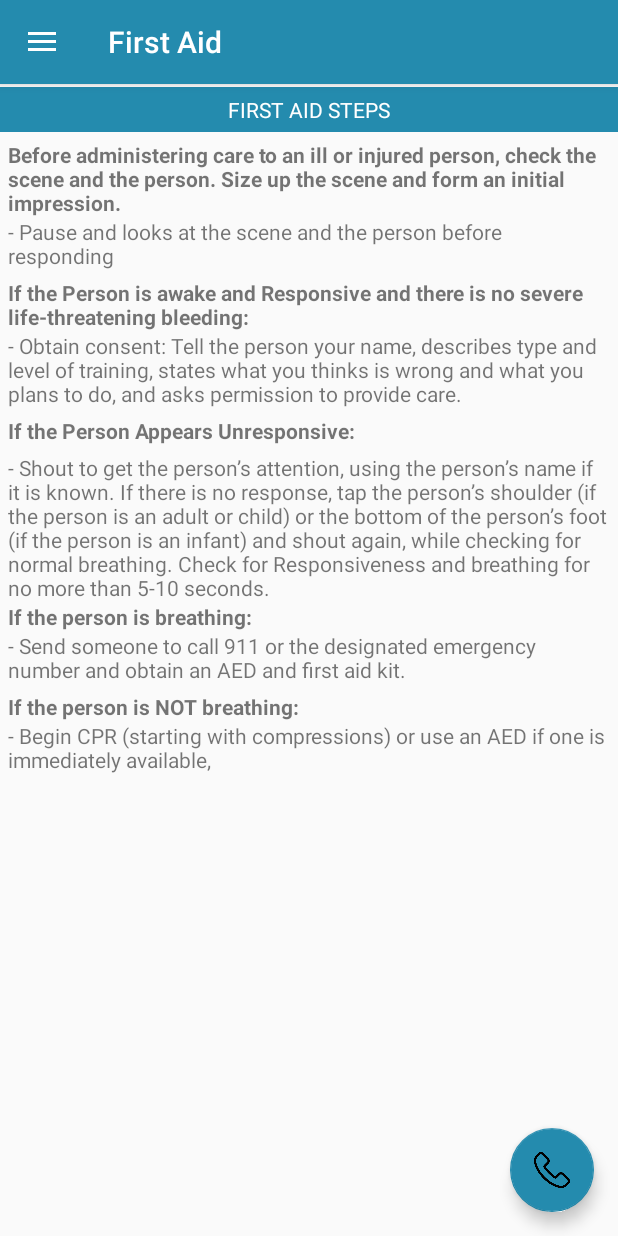
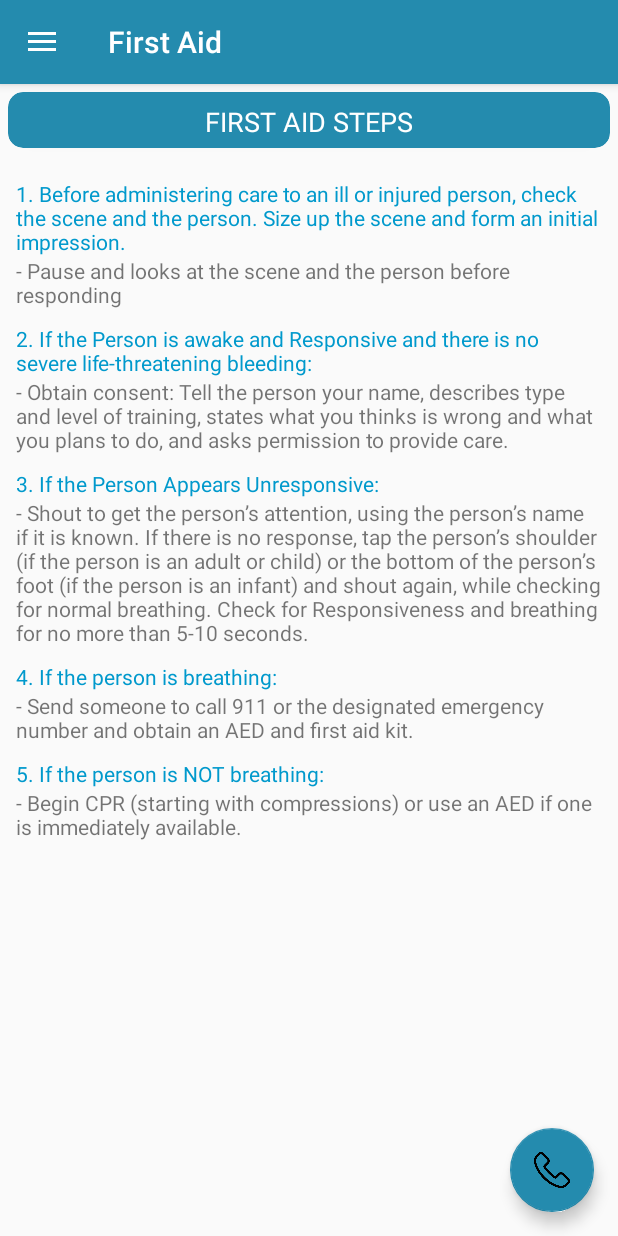
Before and after one commit to 2015084962/BAHAnda, an Android app: the screen it shows after launch (MainActivity), in the side drawer, after a tap on "First Aid", on a phone screen of 412 x 824 dp. Run offline under Robolectric (Android 15) with nearby library versions, the phone set to English and light mode, and no system bars.

Commit message:
Updated activity_main_drawer

```diff
--- a/app/src/main/res/layout/fragment_firstaid.xml
+++ b/app/src/main/res/layout/fragment_firstaid.xml
@@ -1,5 +1,6 @@
 <?xml version="1.0" encoding="utf-8"?>
 <FrameLayout xmlns:android="http://schemas.android.com/apk/res/android"
+    xmlns:app="http://schemas.android.com/apk/res-auto"
     xmlns:tools="http://schemas.android.com/tools"
     android:layout_width="match_parent"
     android:layout_height="match_parent"
@@ -13,96 +14,88 @@
         android:layout_marginBottom="10dp"
         android:orientation="vertical">
 
-        <TextView
+        <android.support.v7.widget.CardView
             android:layout_width="match_parent"
-            android:layout_height="wrap_content"
-            android:layout_marginTop="2dp"
-            android:background="@color/colorPrimary"
-            android:gravity="center"
-            android:padding="5dp"
-            android:text="FIRST AID STEPS"
-            android:textColor="@android:color/white" />
+            android:layout_height="match_parent"
+            android:layout_marginLeft="5dp"
+            android:layout_marginTop="5dp"
+            android:layout_marginRight="5dp"
+            app:cardBackgroundColor="@color/colorPrimary"
+            app:cardCornerRadius="10dp">
+
+            <TextView
+                android:layout_width="match_parent"
+                android:layout_height="match_parent"
+                android:layout_marginTop="2dp"
+                android:gravity="center"
+                android:padding="5dp"
+                android:text="@string/first_aid_steps_title"
+                android:textColor="@android:color/white"
+                android:textSize="18sp" />
+        </android.support.v7.widget.CardView>
 
         <ScrollView
             android:layout_width="match_parent"
-            android:layout_height="match_parent">
+            android:layout_height="wrap_content">
 
             <LinearLayout
                 android:layout_width="match_parent"
                 android:layout_height="match_parent"
+                android:layout_marginLeft="5dp"
+                android:layout_marginTop="5dp"
+                android:layout_marginRight="5dp"
                 android:orientation="vertical"
                 android:padding="5dp">
 
                 <TextView
                     android:id="@+id/textView4"
-                    android:layout_width="wrap_content"
-                    android:layout_height="wrap_content"
-                    android:layout_gravity="right"
-                    android:text="@string/first_aid_steps"
-                    android:textStyle="bold" />
+                    style="@style/TextView_1"
+                    android:text="@string/first_aid_steps" />
 
                 <TextView
                     android:id="@+id/textView13"
-                    android:layout_width="match_parent"
-                    android:layout_height="wrap_content"
-                    android:layout_gravity="right|fill_vertical"
-                    android:text="- Pause and looks at the scene and the person before responding" />
+                    style="@style/TextView_2"
+                    android:text="@string/firstAid1_1" />
 
                 <TextView
                     android:id="@+id/textView5"
-                    android:layout_width="wrap_content"
-                    android:layout_height="wrap_content"
-                    android:layout_marginTop="5dp"
-                    android:text="If the Person is awake and Responsive and there is no severe life-threatening bleeding:"
-                    android:textStyle="bold" />
+                    style="@style/TextView_1"
+                    android:text="@string/firstAid2" />
 
                 <TextView
                     android:id="@+id/textView9"
-                    android:layout_width="match_parent"
-                    android:layout_height="wrap_content"
-                    android:text="- Obtain consent: Tell the person your name, describes type and level of training, states what you thinks is wrong and what you plans to do, and asks permission to provide care." />
+                    style="@style/TextView_2"
+                    android:text="@string/firstAid2_1" />
 
                 <TextView
                     android:id="@+id/textView6"
-                    android:layout_width="match_parent"
-                    android:layout_height="wrap_content"
-                    android:layout_marginTop="5dp"
-                    android:text="If the Person Appears Unresponsive:"
-                    android:textStyle="bold" />
+                    style="@style/TextView_1"
+                    android:text="@string/firstAid3" />
 
                 <TextView
                     android:id="@+id/textView10"
-                    android:layout_width="match_parent"
-                    android:layout_height="wrap_content"
-                    android:layout_marginTop="5dp"
-                    android:text="- Shout to get the person’s attention, using the person’s name if it is known. If there is no response, tap the person’s shoulder (if the person is an adult or child) or the bottom of the person’s foot (if the person is an infant) and shout again, while checking for normal breathing. Check for Responsiveness and breathing for no more than 5-10 seconds." />
+                    style="@style/TextView_2"
+                    android:text="@string/firstAid3_1" />
 
                 <TextView
                     android:id="@+id/textView7"
-                    android:layout_width="match_parent"
-                    android:layout_height="wrap_content"
-                    android:text="If the person is breathing:"
-                    android:textStyle="bold" />
+                    style="@style/TextView_1"
+                    android:text="@string/firstAid4" />
 
                 <TextView
                     android:id="@+id/textView11"
-                    android:layout_width="match_parent"
-                    android:layout_height="wrap_content"
-                    android:text="- Send someone to call 911 or the designated emergency number and obtain an AED and first aid kit." />
+                    style="@style/TextView_2"
+                    android:text="@string/firstAid4_1" />
 
                 <TextView
                     android:id="@+id/textView8"
-                    android:layout_width="match_parent"
-                    android:layout_height="wrap_content"
-                    android:layout_marginTop="5dp"
-                    android:text="If the person is NOT breathing:"
-                    android:textStyle="bold" />
+                    style="@style/TextView_1"
+                    android:text="@string/firstAid5" />
 
                 <TextView
                     android:id="@+id/textView12"
-                    android:layout_width="match_parent"
-                    android:layout_height="wrap_content"
-                    android:text="- Begin CPR (starting with compressions) or use an AED if one is immediately available," />
+                    style="@style/TextView_2"
+                    android:text="@string/firstAid5_1" />
             </LinearLayout>
         </ScrollView>
 
--- a/app/src/main/res/values/strings.xml
+++ b/app/src/main/res/values/strings.xml
@@ -78,6 +78,17 @@
             as well as by the accumulation of rainwater by drainage.
         ]]>
     </string>
-    <string name="first_aid_steps">Before administering care to an ill or injured person, check the scene and the person. Size up the scene and form an initial impression.</string>
+    <string name="first_aid_steps_title">FIRST AID STEPS</string>
+    <string name="first_aid_steps">1. Before administering care to an ill or injured person, check the scene and the person. Size up the scene and form an initial impression.</string>
+    <string name="firstAid1_1">- Pause and looks at the scene and the person before responding</string>
+    <string name="firstAid2">2. If the Person is awake and Responsive and there is no severe life-threatening bleeding:</string>
+    <string name="firstAid2_1">- Obtain consent: Tell the person your name, describes type and level of training, states what you thinks is wrong and what you plans to do, and asks permission to provide care.</string>
+    <string name="firstAid3">3. If the Person Appears Unresponsive:</string>
+    <string name="firstAid3_1">- Shout to get the person’s attention, using the person’s name if it is known. If there is no response, tap the person’s shoulder (if the person is an adult or child) or the bottom of the person’s foot (if the person is an infant) and shout again, while checking for normal breathing. Check for Responsiveness and breathing for no more than 5-10 seconds.</string>
+    <string name="firstAid4">4. If the person is breathing:</string>
+    <string name="firstAid4_1">- Send someone to call 911 or the designated emergency number and obtain an AED and first aid kit.</string>
+    <string name="firstAid5">5. If the person is NOT breathing:</string>
+    <string name="firstAid5_1">- Begin CPR (starting with compressions) or use an AED if one is immediately available.</string>
+
 
 </resources>
--- a/app/src/main/res/values/styles.xml
+++ b/app/src/main/res/values/styles.xml
@@ -78,4 +78,21 @@
         <item name="android:textSize">12sp</item>
     </style>
     <!-- End of ST styles-->
+
+    <!-- Start of FA styles-->
+    <style name="TextView_1">
+        <item name="android:layout_width">match_parent</item>
+        <item name="android:layout_height">wrap_content</item>
+        <item name="android:fontFamily">sans-serif</item>
+        <item name="android:textColor">@android:color/holo_blue_dark</item>
+        <item name="android:textSize">14sp</item>
+
+        <item name="android:layout_marginTop">10dp</item>
+    </style>
+    <style name="TextView_2">
+        <item name="android:layout_width">match_parent</item>
+        <item name="android:layout_height">wrap_content</item>
+        <item name="android:fontFamily">sans-serif</item>
+        <item name="android:textSize">14dp</item>
+    </style>
 </resources>
```
